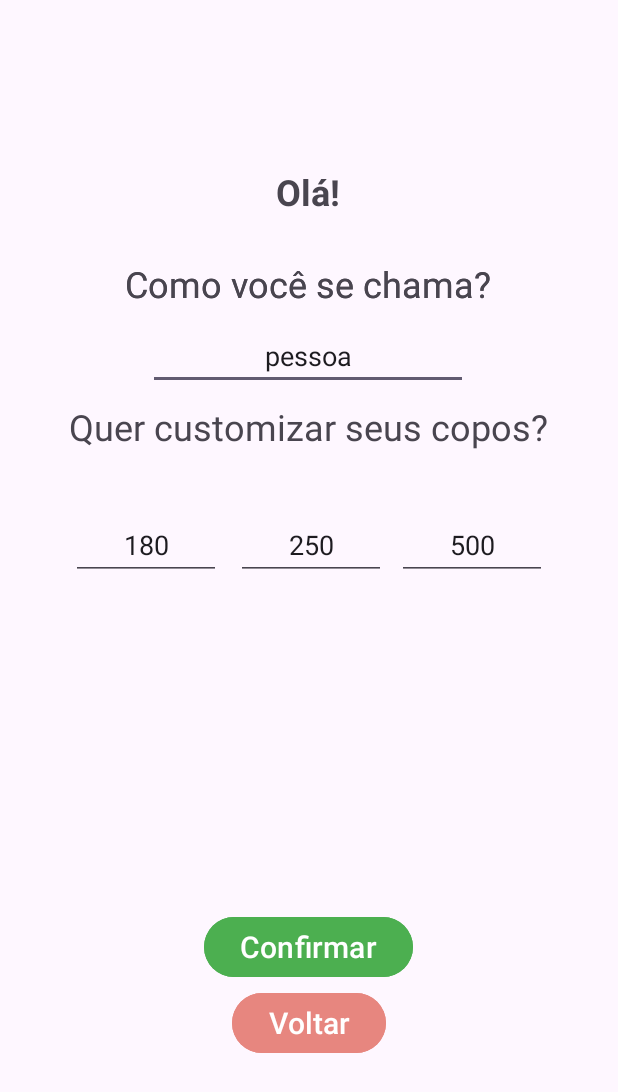
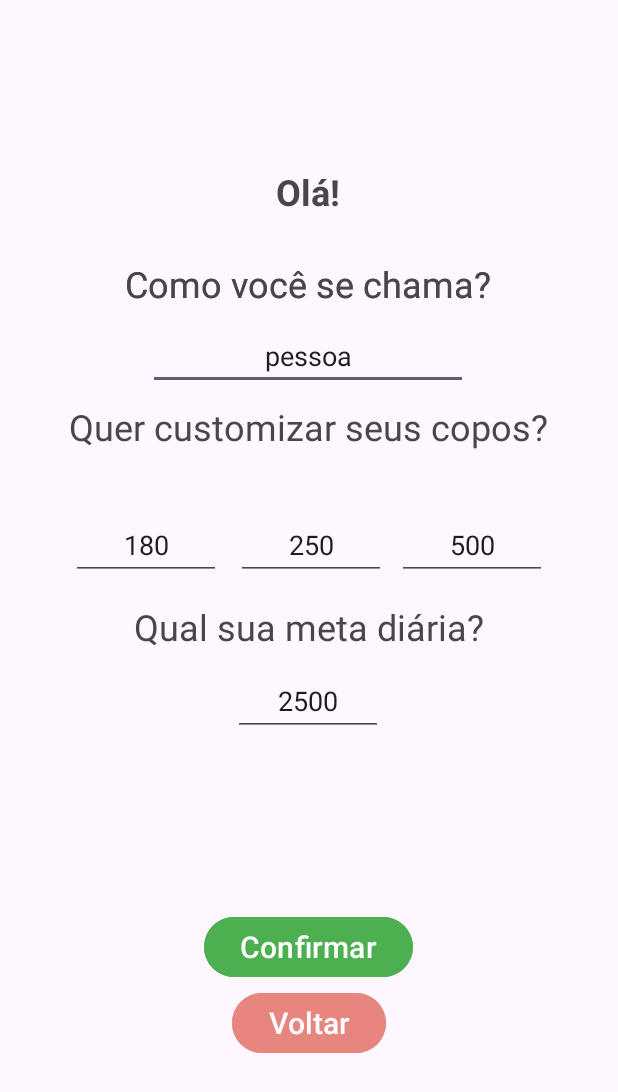
Before and after one commit to Sortudo13/Drink-it, an Android app: the UsuarioActivity screen opened directly, with no data from a screen before it, on a phone screen of 412 x 824 dp. Shown: the top 1092 px of the screen. Run offline under Robolectric (Android 15) with nearby library versions, the phone set to English and light mode, and no system bars.

Commit message:
Add meta diaria
Let users set a daily water goal and show progress toward it, highlighting when the goal is reached. Also refine drink button labels and layout.

```diff
--- a/app/src/main/java/com/ryan/drink_it/usuarioActivity.kt
+++ b/app/src/main/java/com/ryan/drink_it/usuarioActivity.kt
@@ -34,7 +34,7 @@ class UsuarioActivity : AppCompatActivity() {
         edtNome.setText(nome_usuario)
         val btnConfirmar = findViewById<Button>(R.id.button_confirmar)
         val button_voltar = findViewById<Button>(R.id.button_voltar)
-
+        // Quantidades
         val edit_quantidade_1 = findViewById<EditText>(R.id.edit_quantidade_1)
         val edit_quantidade_2 = findViewById<EditText>(R.id.edit_quantidade_2)
         val edit_quantidade_3 = findViewById<EditText>(R.id.edit_quantidade_3)
@@ -42,16 +42,21 @@ class UsuarioActivity : AppCompatActivity() {
         edit_quantidade_1.setText(dadosSalvos.getString("quantidade_1", "180"))
         edit_quantidade_2.setText(dadosSalvos.getString("quantidade_2", "250"))
         edit_quantidade_3.setText(dadosSalvos.getString("quantidade_3", "500"))
-
+        // Meta Diária
+        val edit_meta_diaria = findViewById<EditText>(R.id.edit_meta_diaria)
+        edit_meta_diaria.setText(dadosSalvos.getInt("meta_diaria", 2500).toString())
 
         btnConfirmar.setOnClickListener {
             val nome = edtNome.text.toString()
             Toast.makeText(this, "É um belo nome, $nome!", Toast.LENGTH_SHORT).show()
             this.nome = nome
-
+            // Quantidades
             val quantidade_1 = findViewById<EditText>(R.id.edit_quantidade_1)
             val quantidade_2 = findViewById<EditText>(R.id.edit_quantidade_2)
             val quantidade_3 = findViewById<EditText>(R.id.edit_quantidade_3)
+
+            // Meta Diária
+            val edit_meta_diaria = findViewById<EditText>(R.id.edit_meta_diaria)
 
             val dadosSalvos = getSharedPreferences("drink-it_data", MODE_PRIVATE)
             val editor = dadosSalvos.edit()
@@ -59,6 +64,7 @@ class UsuarioActivity : AppCompatActivity() {
             editor.putString("quantidade_1", quantidade_1.text.replace(Regex("[^0-9]"), "").ifEmpty { "180" })
             editor.putString("quantidade_2", quantidade_2.text.replace(Regex("[^0-9]"), "").ifEmpty { "250" })
             editor.putString("quantidade_3", quantidade_3.text.replace(Regex("[^0-9]"), "").ifEmpty { "500" })
+            editor.putInt("meta_diaria", edit_meta_diaria.text.replace(Regex("[^0-9]"), "").ifEmpty { "2500" }.toInt())
             editor.apply()
 
             startActivity(Intent(this, MainActivity::class.java))
--- a/app/src/main/res/layout/activity_usuario.xml
+++ b/app/src/main/res/layout/activity_usuario.xml
@@ -62,6 +62,18 @@
         app:layout_constraintTop_toBottomOf="@+id/edit_nome"
         app:layout_constraintVertical_bias="0.015" />
 
+    <TextView
+        android:id="@+id/textView10"
+        android:layout_width="wrap_content"
+        android:layout_height="wrap_content"
+        android:text="Qual sua meta diária?"
+        android:textSize="24sp"
+        app:layout_constraintBottom_toBottomOf="parent"
+        app:layout_constraintEnd_toEndOf="parent"
+        app:layout_constraintStart_toStartOf="parent"
+        app:layout_constraintTop_toBottomOf="@+id/edit_quantidade_2"
+        app:layout_constraintVertical_bias="0.037" />
+
     <EditText
         android:id="@+id/edit_nome"
         android:layout_width="wrap_content"
@@ -103,6 +115,20 @@
         app:layout_constraintStart_toEndOf="@+id/edit_quantidade_1"
         app:layout_constraintTop_toBottomOf="@+id/textView6"
         app:layout_constraintVertical_bias="0.381" />
+
+    <EditText
+        android:id="@+id/edit_meta_diaria"
+        android:layout_width="100dp"
+        android:layout_height="46dp"
+        android:ems="10"
+        android:inputType="text"
+        android:textAlignment="center"
+        app:layout_constraintBottom_toTopOf="@+id/button_confirmar"
+        app:layout_constraintEnd_toEndOf="parent"
+        app:layout_constraintHorizontal_bias="0.048"
+        app:layout_constraintStart_toEndOf="@+id/edit_quantidade_1"
+        app:layout_constraintTop_toBottomOf="@+id/textView10"
+        app:layout_constraintVertical_bias="0.082" />
 
     <EditText
         android:id="@+id/edit_quantidade_3"
```
Also changed, not shown: app/src/main/java/com/ryan/drink_it/MainActivity.kt (+34 -12 lines), app/src/main/res/layout/activity_main.xml (+17 -13 lines).
